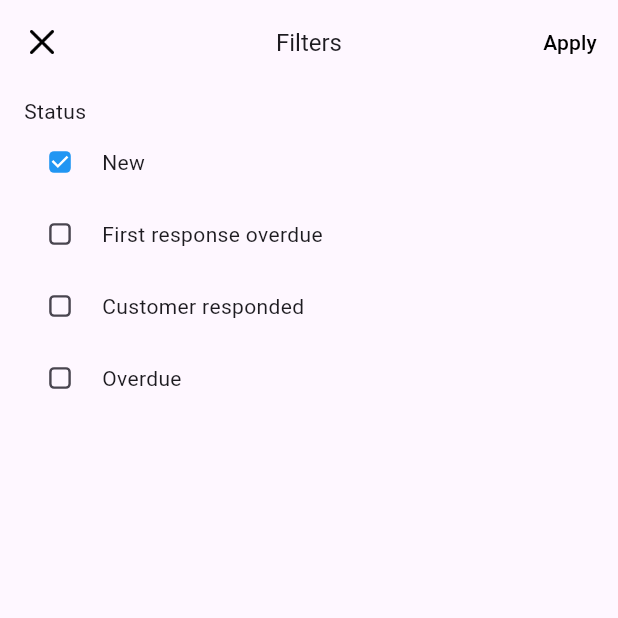
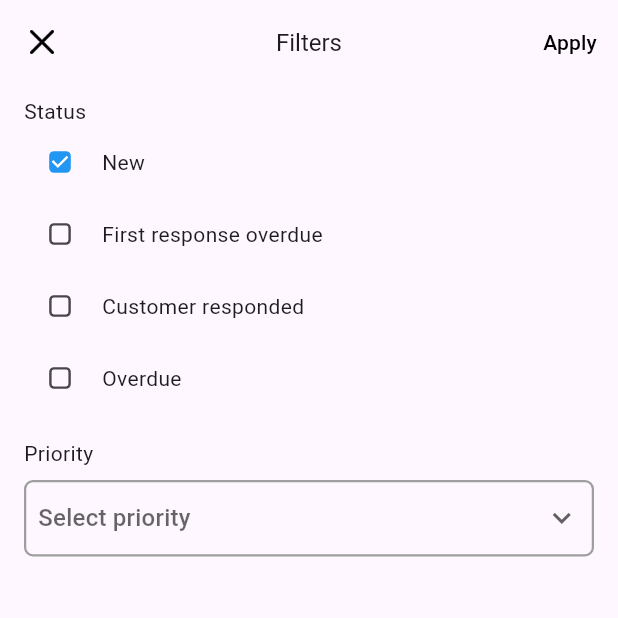
Before and after one commit to rakibk55w/M360ICT_ticket, a Flutter app: the FilterScreen screen opened directly, on a phone screen of 412 x 824 dp, the top half of it. Run offline on Flutter 3.47's test engine with Material 3 defaults, Android fonts, the phone set to English and light mode, and no system bars; our stand-ins replace get.

Commit message:
Implemented priority drop down box options

```diff
--- a/lib/features/tickets/screens/filter_screen.dart
+++ b/lib/features/tickets/screens/filter_screen.dart
@@ -1,5 +1,6 @@
 import 'package:flutter/material.dart';
 import 'package:m360ict/common/widgets/appbar.dart';
+import 'package:m360ict/features/tickets/screens/widgets/filter_status_options.dart';
 
 class FilterScreen extends StatelessWidget {
   const FilterScreen({super.key});
@@ -13,6 +14,7 @@ class FilterScreen extends StatelessWidget {
       'Overdue',
     ];
     final int selectedIndex = 0;
+    final priorityOptions = ['Low', 'Medium', 'Urgent'];
     return Scaffold(
       appBar: CustomAppbar(
         title: Text('Filters', style: TextStyle(fontSize: 16)),
@@ -29,33 +31,39 @@ class FilterScreen extends StatelessWidget {
         child: Column(
           crossAxisAlignment: CrossAxisAlignment.start,
           children: [
+            Column(children: [Text('Status')]),
+            FilterStatusOptions(options: options, selectedIndex: selectedIndex),
+            const SizedBox(height: 16),
             Column(
-              children: [Text('Status')],
-            ),
-            Column(
-              children: List.generate(options.length, (index) {
-                return GestureDetector(
-                  onTap: () {},
-                  child: Row(
-                    crossAxisAlignment: CrossAxisAlignment.center,
-                    children: [
-                      Transform.scale(
-                        scale: 0.8,
-                        child: Checkbox(
-                          value: selectedIndex == index,
-                          onChanged: (_) {},
-                          activeColor: Colors.blue,
-                          shape: RoundedRectangleBorder(
-                            borderRadius: BorderRadius.circular(4),
-                          ),
-                        ),
-                      ),
-                      const SizedBox(width: 4),
-                      Text(options[index]),
-                    ],
+              crossAxisAlignment: CrossAxisAlignment.start,
+              children: [
+                Text('Priority'),
+                const SizedBox(height: 8,),
+                Container(
+                  height: 51,
+                  padding: EdgeInsets.symmetric(horizontal: 8),
+                  decoration: BoxDecoration(
+                    shape: BoxShape.rectangle,
+                    borderRadius: BorderRadius.circular(6),
+                    border: Border.all(color: Colors.grey, width: 1.5),
                   ),
-                );
-              }),
+                  child: DropdownButtonHideUnderline(
+                    child: DropdownButton<String>(
+                      icon: Icon(Icons.keyboard_arrow_down),
+                      value: null,
+                      onChanged: (_) {},
+                      items: priorityOptions.map((String value) {
+                        return DropdownMenuItem<String>(
+                          value: value,
+                          child: Text(value),
+                        );
+                      }).toList(),
+                      hint: const Text("Select priority"),
+                      isExpanded: true,
+                    ),
+                  ),
+                ),
+              ],
             ),
           ],
         ),
--- /dev/null
+++ b/lib/features/tickets/screens/widgets/filter_status_options.dart
@@ -0,0 +1,41 @@
+import 'package:flutter/material.dart';
+
+class FilterStatusOptions extends StatelessWidget {
+  const FilterStatusOptions({
+    super.key,
+    required this.options,
+    required this.selectedIndex,
+  });
+
+  final List<String> options;
+  final int? selectedIndex;
+
+  @override
+  Widget build(BuildContext context) {
+    return Column(
+      children: List.generate(options.length, (index) {
+        return GestureDetector(
+          onTap: () {},
+          child: Row(
+            crossAxisAlignment: CrossAxisAlignment.center,
+            children: [
+              Transform.scale(
+                scale: 0.8,
+                child: Checkbox(
+                  value: selectedIndex == index,
+                  onChanged: (_) {},
+                  activeColor: Colors.blue,
+                  shape: RoundedRectangleBorder(
+                    borderRadius: BorderRadius.circular(4),
+                  ),
+                ),
+              ),
+              const SizedBox(width: 4),
+              Text(options[index]),
+            ],
+          ),
+        );
+      }),
+    );
+  }
+}
```
